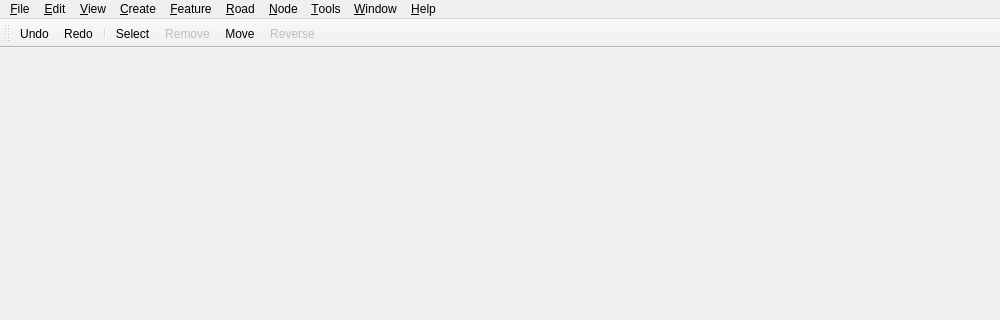
Before: the Qt Designer form MainWindow.ui in openstreetmap/merkaartor, drawn with Qt 5; both pictures show x 0 to 1000 and y 0 to 320 of the 1000 by 600 pixel window.
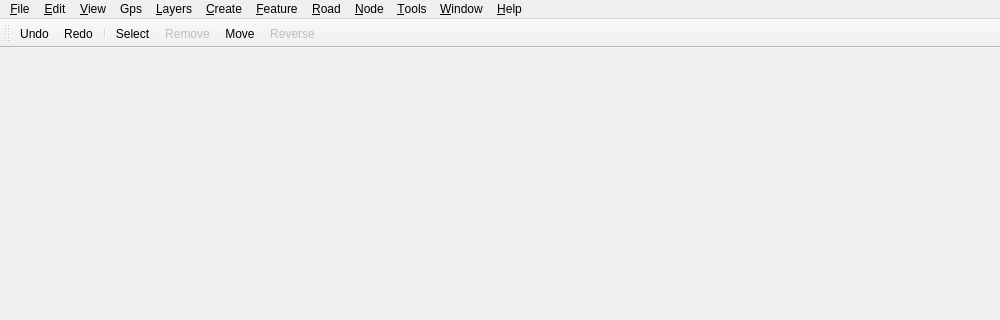
After: the same form once the commit is applied. Icons and pictures are not drawn.

Commit message: ADD : Render to SVG via Osmarender (requires libxml2/libxslt; inkscape required to generate bitmap). Closes #694 ADD : Render to bitmap via native engine. ADD : layer menu in menubar ADD : display viewport coordinates in status bar ADD : (almost) generalize progress dialogs ADD : support (initial) of GPS devices / NMEA log replay ADD : option to show/hide track segments ADD : option to show/hide non-stylized trackpoints ADD : option to show/hide street names on the map

The edit to the form file:
```diff
--- a/MainWindow.ui
+++ b/MainWindow.ui
@@ -184,9 +184,27 @@
     </property>
     <addaction name="featureCommitAction" />
    </widget>
+   <widget class="QMenu" name="menuLayers" >
+    <property name="title" >
+     <string>&amp;Layers</string>
+    </property>
+   </widget>
+   <widget class="QMenu" name="menuGps" >
+    <property name="title" >
+     <string>Gps</string>
+    </property>
+    <addaction name="gpsConnectAction" />
+    <addaction name="gpsReplayAction" />
+    <addaction name="separator" />
+    <addaction name="gpsDisconnectAction" />
+    <addaction name="separator" />
+    <addaction name="gpsCenterAction" />
+   </widget>
    <addaction name="menuFile" />
    <addaction name="menuEdit" />
    <addaction name="menuView" />
+   <addaction name="menuGps" />
+   <addaction name="menuLayers" />
    <addaction name="menuCreate" />
    <addaction name="menu_Feature" />
    <addaction name="menuRoad" />
```
Left out of the diff: 137 changed lines with no effect on the pictures. The commit also changes 73 other files.
